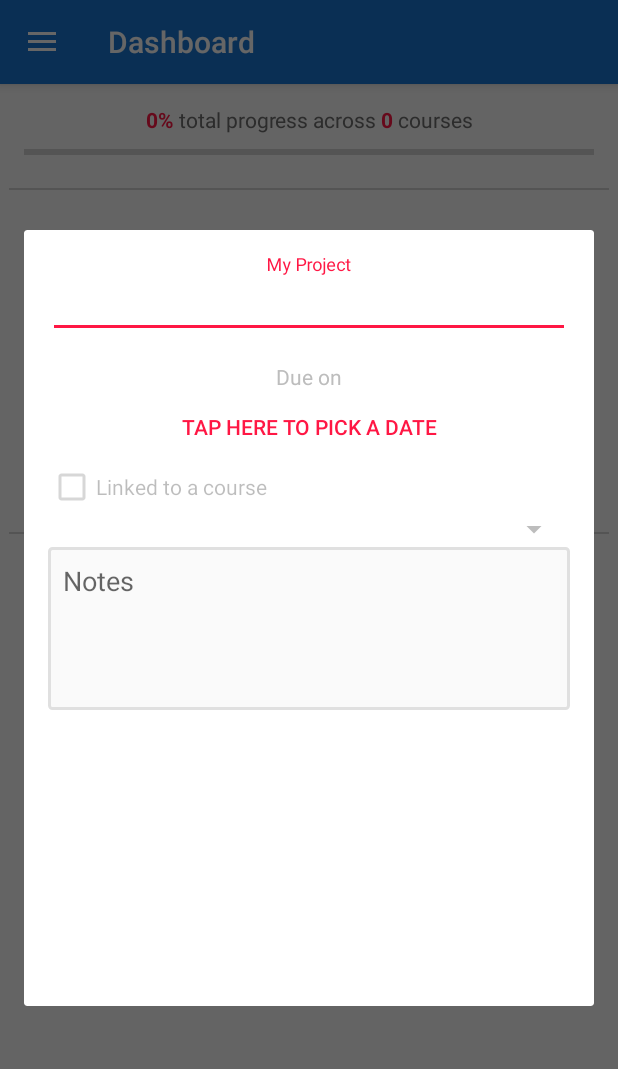
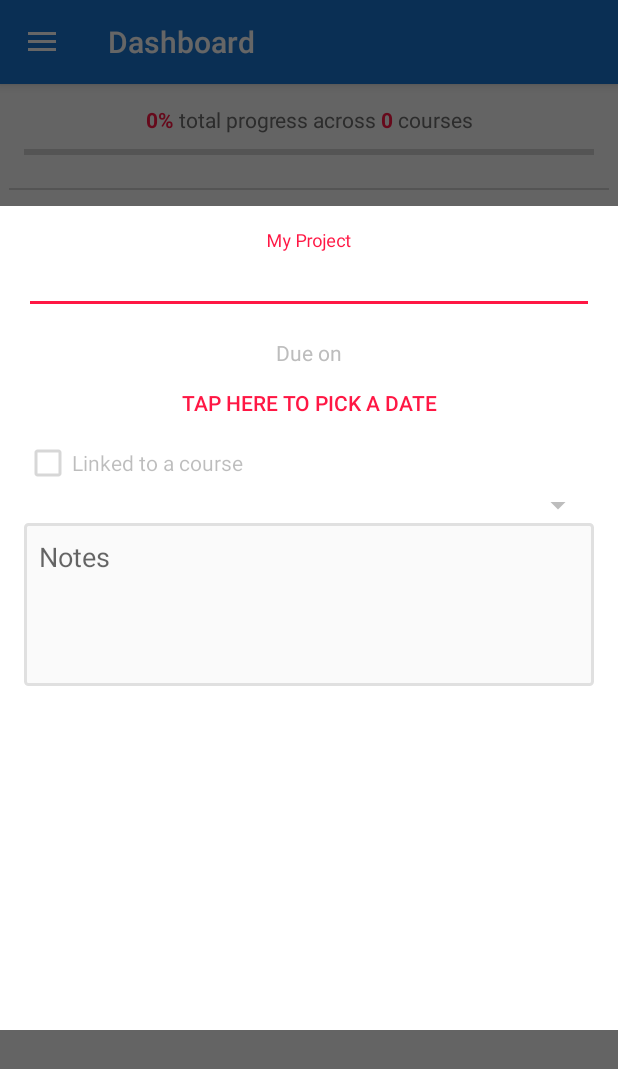
Before and after one commit to Zalarox/Routine, an Android app: the fragment ProjectEditDialogFragment placed in its activity, on a phone screen of 412 x 824 dp. Shown: the top 1069 px of the screen. Run offline under Robolectric (Android 15) with nearby library versions, the phone set to English and light mode, and no system bars; 7 statements that could not run were skipped.

Commit message:
Bug fixes for topic crashes Inconsistent topic addition fix Projects suggested properly Fixed crashes on Pre-lollipop devices

```diff
--- a/app/src/main/java/com/siddhant/routine/ViewHolders/ModulesChildViewHolder.java
+++ b/app/src/main/java/com/siddhant/routine/ViewHolders/ModulesChildViewHolder.java
@@ -82,6 +82,11 @@ public class ModulesChildViewHolder extends ChildViewHolder {
                     if (TextUtils.isEmpty(childTopic.getText()) && topicList.size() != 1) {
                         adapter.removeTopicChild(moduleId, topicList.indexOf(topic));
                     }
+                } else {
+                    int index = topicList.indexOf(topic);
+                    if((index == topicList.size() - 1) && !TextUtils.isEmpty(childTopic.getText())) {
+                        adapter.addTopicChild(moduleId, topicList.size());
+                    }
                 }
             }
         });
--- a/app/src/main/java/com/siddhant/routine/activities/SettingsActivity.java
+++ b/app/src/main/java/com/siddhant/routine/activities/SettingsActivity.java
@@ -54,8 +54,8 @@ public class SettingsActivity extends AppCompatActivity {
             super.onCreate(savedInstanceState);
             addPreferencesFromResource(R.xml.app_preferences);
             if (Build.VERSION.SDK_INT < Build.VERSION_CODES.LOLLIPOP) {
-                getPreferenceScreen().findPreference("transition").setEnabled(false);
-                getPreferenceScreen().findPreference("transition").
+                getPreferenceScreen().findPreference("transitions").setEnabled(false);
+                getPreferenceScreen().findPreference("transitions").
                         setSummary("Only available on Lollipop+ devices.");
             }
 
--- a/app/src/main/java/com/siddhant/routine/fragments/ProjectEditDialogFragment.java
+++ b/app/src/main/java/com/siddhant/routine/fragments/ProjectEditDialogFragment.java
@@ -2,12 +2,18 @@ package com.siddhant.routine.fragments;
 
 import android.app.Activity;
 import android.app.DatePickerDialog;
+import android.app.Dialog;
+import android.content.res.Configuration;
+import android.graphics.Color;
+import android.graphics.drawable.ColorDrawable;
 import android.os.Bundle;
+import android.support.annotation.NonNull;
 import android.support.v4.app.DialogFragment;
 import android.util.DisplayMetrics;
 import android.view.LayoutInflater;
 import android.view.View;
 import android.view.ViewGroup;
+import android.view.Window;
 import android.widget.AdapterView;
 import android.widget.ArrayAdapter;
 import android.widget.Button;
@@ -15,6 +21,7 @@ import android.widget.CheckBox;
 import android.widget.CompoundButton;
 import android.widget.DatePicker;
 import android.widget.EditText;
+import android.widget.RelativeLayout;
 import android.widget.Spinner;
 
 import com.siddhant.routine.R;
@@ -85,14 +92,27 @@ public class ProjectEditDialogFragment extends DialogFragment {
         callback.OnProjectDialogClose();
     }
 
+    @NonNull
     @Override
-    public void onResume() {
-        super.onResume();
-        getDialog().setTitle("Project Information");
+    public Dialog onCreateDialog(Bundle savedInstanceState) {
+        RelativeLayout root = new RelativeLayout(getActivity());
+        root.setLayoutParams(new ViewGroup.LayoutParams(ViewGroup.LayoutParams.MATCH_PARENT,
+                ViewGroup.LayoutParams.MATCH_PARENT));
+        final Dialog dialog = new Dialog(getActivity());
+        dialog.setTitle("Project Information");
+
+        if((getResources().getConfiguration().screenLayout & Configuration.SCREENLAYOUT_SIZE_MASK)
+                == Configuration.SCREENLAYOUT_SIZE_NORMAL) {
+            dialog.requestWindowFeature(Window.FEATURE_NO_TITLE);
+        }
+
+        dialog.setContentView(root);
+        dialog.getWindow().setBackgroundDrawable(new ColorDrawable(Color.WHITE));
         DisplayMetrics displayMetrics = new DisplayMetrics();
-        getDialog().getWindow().getWindowManager().getDefaultDisplay().getMetrics(displayMetrics);
-        double height = displayMetrics.heightPixels/1.5f;
-        getDialog().getWindow().setLayout(displayMetrics.widthPixels, (int) height);
+        dialog.getWindow().getWindowManager().getDefaultDisplay().getMetrics(displayMetrics);
+        double height = displayMetrics.heightPixels / 1.5f;
+        dialog.getWindow().setLayout(displayMetrics.widthPixels, (int) height);
+        return dialog;
     }
 
     @Override
@@ -145,7 +165,7 @@ public class ProjectEditDialogFragment extends DialogFragment {
                         new DateSetListener(), calendar.get(Calendar.YEAR),
                         calendar.get(Calendar.MONTH), calendar.get(Calendar.DAY_OF_MONTH));
 
-                datePicker.getDatePicker().setMinDate(Calendar.getInstance().getTimeInMillis());
+                datePicker.getDatePicker().setMinDate(Calendar.getInstance().getTimeInMillis()-1000);
                 datePicker.show();
             }
         });
```
Also changed, not shown: app/src/main/java/com/siddhant/routine/Adapters/ModuleExpandableListAdapter.java (+16 -5 lines), app/src/main/java/com/siddhant/routine/Utilities/SuggestionManager.java (+9 -11 lines), app/src/main/java/com/siddhant/routine/ViewHolders/TopicViewHolder.java (+6 -1 lines), app/src/main/res/layout/module_update_card.xml (+4 -4 lines).
